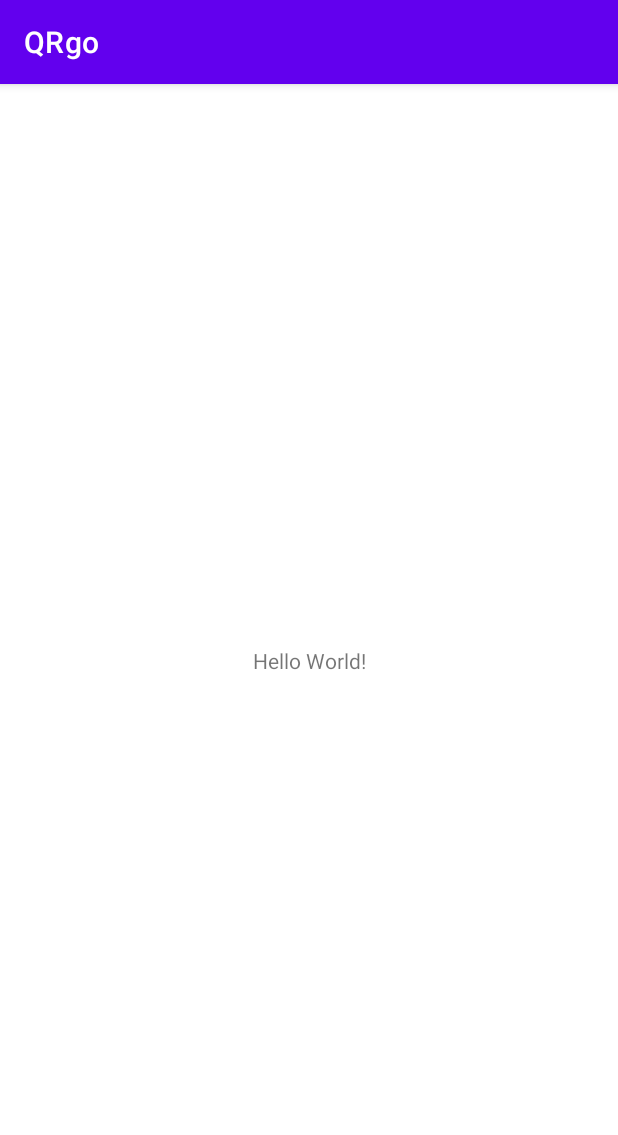
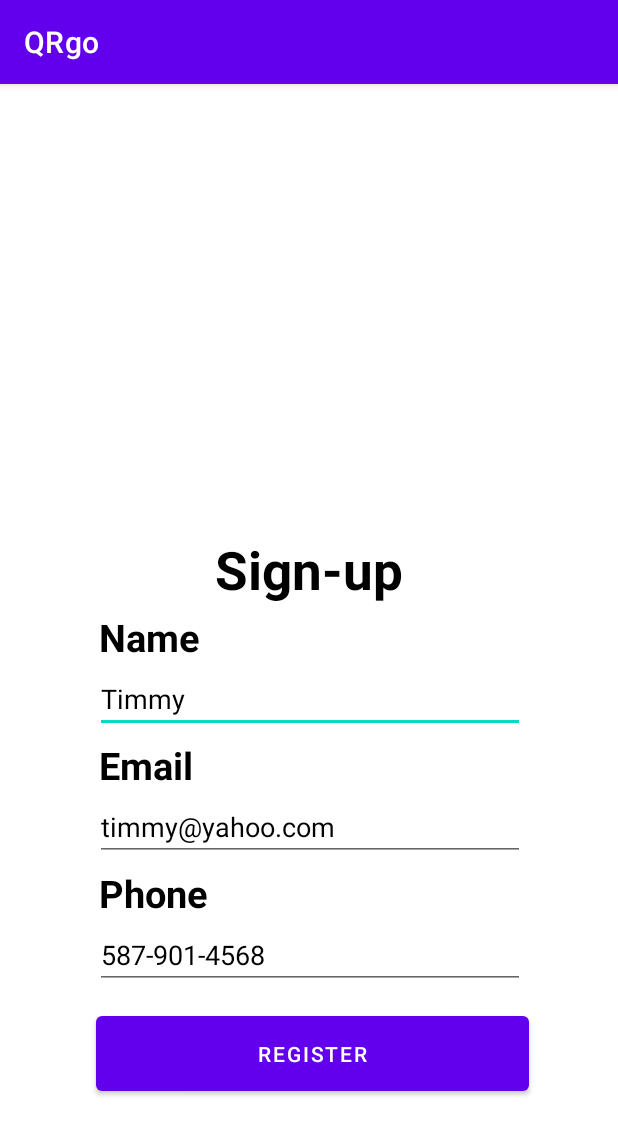
Before and after one commit to CMPUT301W23T10/QRgo, an Android app: the screen it shows after launch (MainActivity), on a phone screen of 412 x 824 dp. Shown: the top 1135 px of the screen. Run offline under Robolectric (Android 15) with nearby library versions, the phone set to English and light mode, and no system bars.

Commit message:
Created login page layout
I turned activity_main.xml into the basic login layout

```diff
--- a/app/src/main/res/layout/activity_main.xml
+++ b/app/src/main/res/layout/activity_main.xml
@@ -1,5 +1,5 @@
 <?xml version="1.0" encoding="utf-8"?>
-<androidx.constraintlayout.widget.ConstraintLayout xmlns:android="http://schemas.android.com/apk/res/android"
+<RelativeLayout xmlns:android="http://schemas.android.com/apk/res/android"
     xmlns:app="http://schemas.android.com/apk/res-auto"
     xmlns:tools="http://schemas.android.com/tools"
     android:layout_width="match_parent"
@@ -7,12 +7,116 @@
     tools:context=".MainActivity">
 
     <TextView
+        android:layout_width="match_parent"
+        android:layout_height="wrap_content"
+        android:id="@+id/signup"
+        android:layout_alignParentTop="true"
+        android:layout_marginStart="100dp"
+        android:layout_marginTop="300dp"
+        android:layout_marginEnd="100dp"
+        android:layout_marginBottom="0dp"
+        android:gravity="center"
+        android:text="Sign-up"
+        android:textColor="@color/black"
+        android:textSize="35dp"
+        android:textStyle="bold" />
+
+
+    <TextView
+        android:id="@+id/name"
+        android:layout_width="match_parent"
+        android:layout_height="wrap_content"
+        android:layout_below="@+id/signup"
+        android:layout_alignParentStart="true"
+        android:layout_alignParentEnd="true"
+        android:layout_marginStart="66dp"
+        android:layout_marginTop="4dp"
+        android:layout_marginEnd="33dp"
+        android:text="Name"
+        android:textColor="@color/black"
+        android:textSize="25dp"
+        android:textStyle="bold" />
+
+    <EditText
+        android:id="@+id/username"
+        android:layout_width="286dp"
+        android:layout_height="wrap_content"
+        android:layout_below="@+id/name"
+        android:layout_alignParentStart="true"
+        android:layout_alignParentEnd="true"
+        android:layout_marginStart="63dp"
+        android:layout_marginTop="1dp"
+        android:layout_marginEnd="62dp"
+        android:hint="Timmy"
+        android:textColor="@color/black"
+        android:textColorHint="@color/black" />
+
+    <TextView
+        android:id="@+id/email"
+        android:layout_width="match_parent"
+        android:layout_height="wrap_content"
+        android:layout_below="@+id/username"
+        android:layout_alignParentStart="true"
+        android:layout_alignParentEnd="true"
+        android:layout_marginStart="66dp"
+        android:layout_marginTop="4dp"
+        android:layout_marginEnd="33dp"
+        android:text="Email"
+        android:textColor="@color/black"
+        android:textSize="25dp"
+        android:textStyle="bold" />
+    <EditText
+        android:id="@+id/address"
+        android:layout_width="286dp"
+        android:layout_height="wrap_content"
+        android:layout_below="@+id/email"
+        android:layout_alignParentStart="true"
+        android:layout_alignParentEnd="true"
+        android:layout_marginStart="63dp"
+        android:layout_marginTop="1dp"
+        android:layout_marginEnd="62dp"
+        android:hint="timmy@yahoo.com"
+        android:textColor="@color/black"
+        android:textColorHint="@color/black" />
+    <TextView
+        android:id="@+id/phone"
+        android:layout_width="match_parent"
+        android:layout_height="wrap_content"
+        android:layout_below="@+id/address"
+        android:layout_alignParentStart="true"
+        android:layout_alignParentEnd="true"
+        android:layout_marginStart="66dp"
+        android:layout_marginTop="4dp"
+        android:layout_marginEnd="33dp"
+        android:text="Phone"
+        android:textColor="@color/black"
+        android:textSize="25dp"
+        android:textStyle="bold" />
+    <EditText
+        android:id="@+id/phone_number"
+        android:layout_width="286dp"
+        android:layout_height="wrap_content"
+        android:layout_below="@+id/phone"
+        android:layout_alignParentStart="true"
+        android:layout_alignParentEnd="true"
+        android:layout_marginStart="63dp"
+        android:layout_marginTop="1dp"
+        android:layout_marginEnd="62dp"
+        android:hint="587-901-4568"
+        android:textColor="@color/black"
+        android:textColorHint="@color/black" />
+
+    <Button
+        android:id="@+id/register"
         android:layout_width="wrap_content"
-        android:layout_height="wrap_content"
-        android:text="Hello World!"
-        app:layout_constraintBottom_toBottomOf="parent"
-        app:layout_constraintEnd_toEndOf="parent"
-        app:layout_constraintStart_toStartOf="parent"
-        app:layout_constraintTop_toTopOf="parent" />
+        android:layout_height="62dp"
+        android:layout_below="@+id/phone_number"
+        android:layout_alignParentStart="true"
+        android:layout_alignParentEnd="true"
+        android:layout_marginStart="64dp"
+        android:layout_marginTop="12dp"
+        android:layout_marginEnd="59dp"
+        android:text="Register"
+        android:textColor="@color/white" />
 
-</androidx.constraintlayout.widget.ConstraintLayout>
+</RelativeLayout>
```
